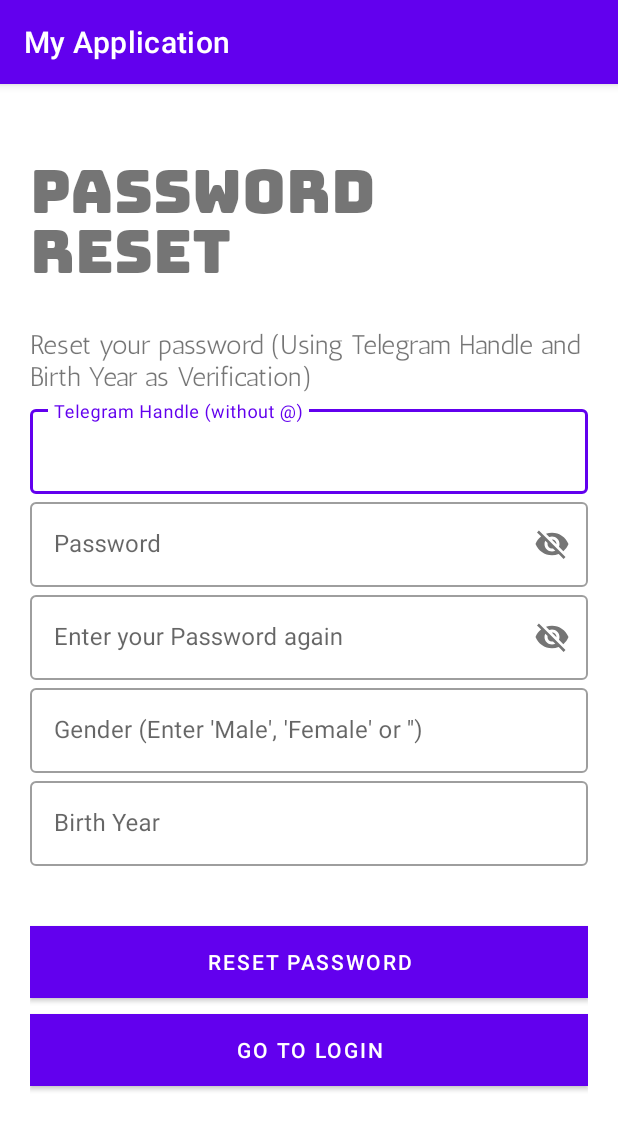
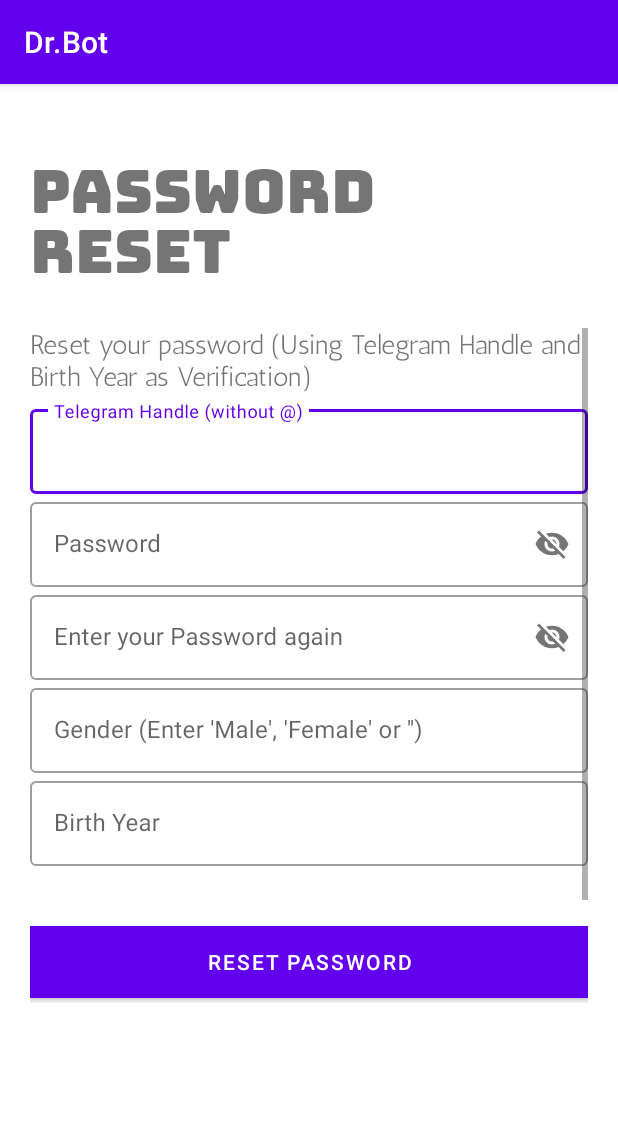
Before and after one commit to Noel-Lee/Dr.BotV2, an Android app: the forgot_password screen opened directly, with no data from a screen before it, on a phone screen of 412 x 824 dp. Shown: the top 1130 px of the screen. Run offline under Robolectric (Android 15) with nearby library versions, the phone set to English and light mode, and no system bars.

```diff
--- a/app/src/main/res/layout/activity_forgot_password.xml
+++ b/app/src/main/res/layout/activity_forgot_password.xml
@@ -17,6 +17,19 @@
         android:text="Password reset"
         android:textSize="40sp"
         android:fontFamily="@font/bungee" />
+
+    <ScrollView
+        android:layout_width="match_parent"
+        android:layout_height="450dp">
+
+        <LinearLayout
+            android:layout_width="match_parent"
+            android:layout_height="wrap_content"
+            android:orientation="vertical">
+
+
+
+
 
             <TextView
                 android:id="@+id/reset_password_title"
@@ -127,5 +140,8 @@
             </LinearLayout>
 
 
+        </LinearLayout>
+
+    </ScrollView>
 
 </LinearLayout>
--- a/app/src/main/res/layout/activity_home_screen_doctor.xml
+++ b/app/src/main/res/layout/activity_home_screen_doctor.xml
@@ -47,7 +47,6 @@
             <RelativeLayout
                 android:layout_width="match_parent"
                 android:layout_height="match_parent"
-                android:onClick="toRemindersOverviewButton"
                 android:padding="5dp">
 
 
--- a/app/src/main/res/values/strings.xml
+++ b/app/src/main/res/values/strings.xml
@@ -1,3 +1,3 @@
 <resources>
-    <string name="app_name">My Application</string>
+    <string name="app_name">Dr.Bot</string>
 </resources>
```
Also changed, not shown: app/src/main/java/com/example/drbotv2/MainActivity.java (+12 -5 lines). Lines whose indentation alone changed are shown as unchanged.
